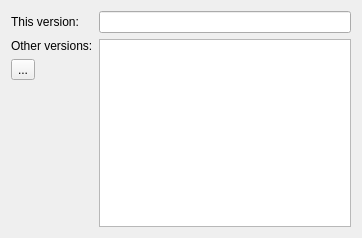
swift-project/pilotclient, file src/blackgui/components/otherswiftversionscomponent.ui: the form before one commit.
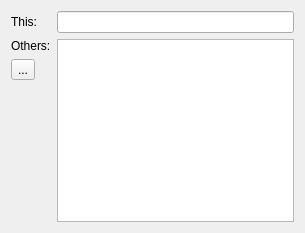
The form after the commit. Icons and pictures are not drawn. Custom widgets are drawn as their Qt base class.

Commit message: Ref T286, signal for "other swift version"

```diff
--- a/src/blackgui/components/otherswiftversionscomponent.ui
+++ b/src/blackgui/components/otherswiftversionscomponent.ui
@@ -6,8 +6,8 @@
    <rect>
     <x>0</x>
     <y>0</y>
-    <width>362</width>
-    <height>238</height>
+    <width>305</width>
+    <height>233</height>
    </rect>
   </property>
   <property name="windowTitle">
@@ -17,7 +17,7 @@
    <item row="0" column="0">
     <widget class="QLabel" name="lbl_ThisVersion">
      <property name="text">
-      <string>This version:</string>
+      <string>This:</string>
      </property>
     </widget>
    </item>
@@ -46,7 +46,7 @@
       <item>
        <widget class="QLabel" name="lbl_OtherVersions">
         <property name="text">
-         <string>Other versions:</string>
+         <string>Others:</string>
         </property>
        </widget>
       </item>
```
The commit also changes 2 other files.
